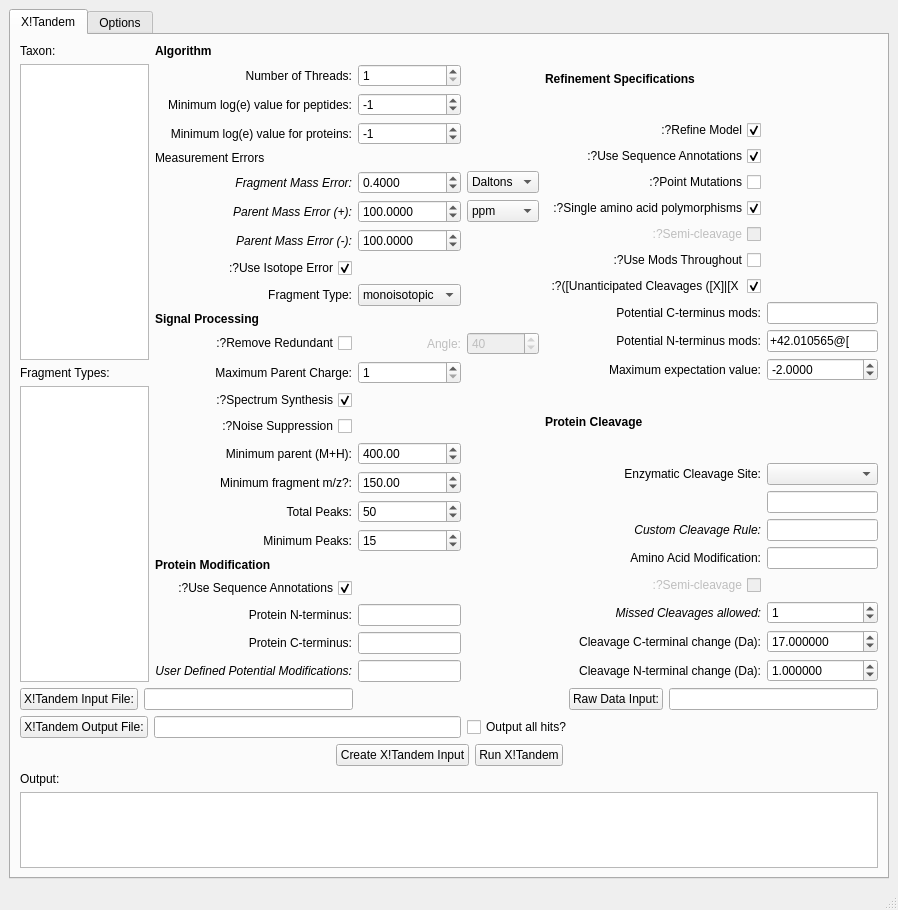
The window that pyXTandem/mainGUI.ui (mfitzp/toolz) describes before a commit, drawn with Qt 5.
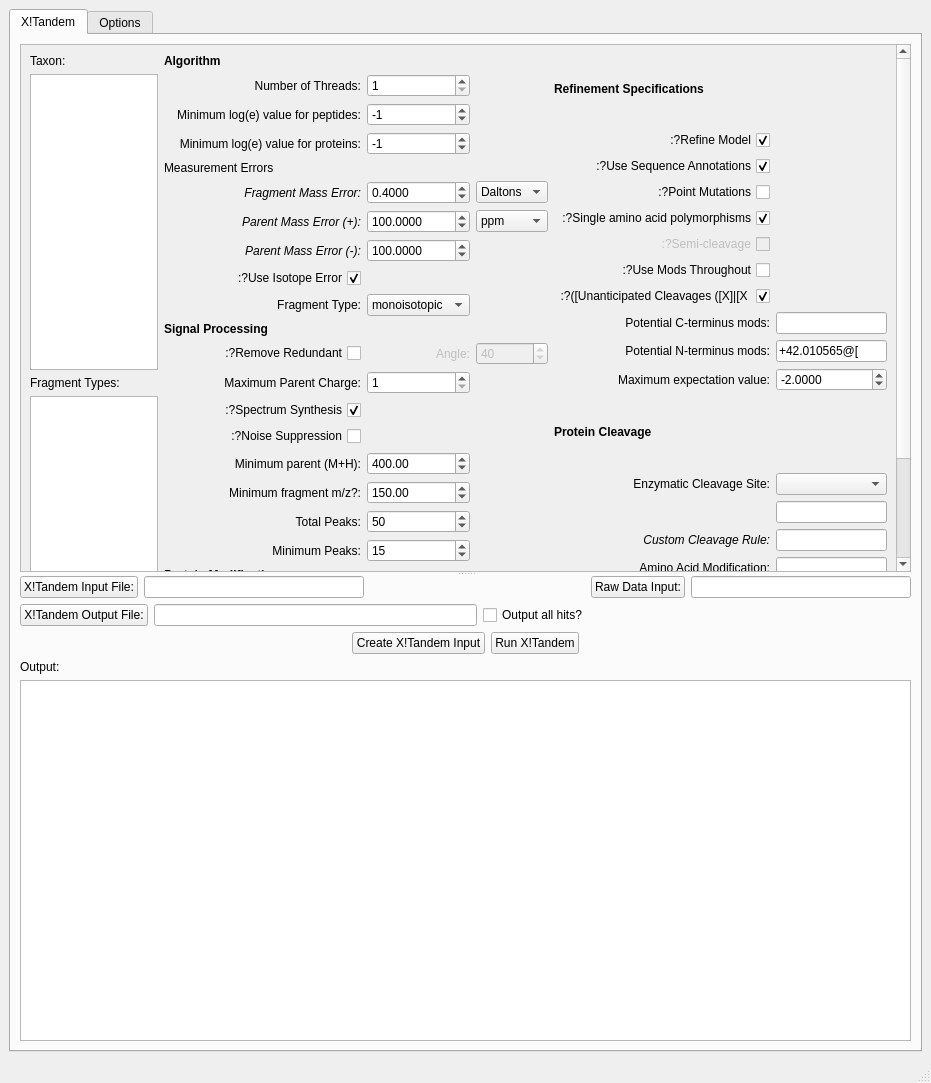
The same window after the commit.

What changed in the file:
```diff
--- a/pyXTandem/mainGUI.ui
+++ b/pyXTandem/mainGUI.ui
@@ -1,12 +1,12 @@
 <ui version="4.0" >
  <class>MainWindow</class>
- <widget class="QMainWindow" name="MainWindow" >
-  <property name="geometry" >
+ <widget class="QMainWindow" name="MainWindow">
+  <property name="geometry">
    <rect>
     <x>0</x>
     <y>0</y>
-    <width>898</width>
-    <height>910</height>
+    <width>931</width>
+    <height>1083</height>
    </rect>
   </property>
   <property name="windowTitle" >
@@ -23,14 +23,33 @@
        <attribute name="title" >
         <string>X!Tandem</string>
        </attribute>
-       <layout class="QVBoxLayout" name="verticalLayout_4" >
-        <item>
-         <layout class="QGridLayout" name="gridLayout_3" >
-          <item rowspan="2" row="0" column="1" >
-           <layout class="QGridLayout" name="gridLayout" >
-            <item row="0" column="0" >
-             <widget class="QLabel" name="label_14" >
-              <property name="font" >
+       <layout class="QGridLayout" name="gridLayout_6">
+        <item row="0" column="0">
+         <widget class="QSplitter" name="splitter">
+          <property name="orientation">
+           <enum>Qt::Vertical</enum>
+          </property>
+          <widget class="QScrollArea" name="scrollArea">
+           <property name="widgetResizable">
+            <bool>true</bool>
+           </property>
+           <widget class="QWidget" name="scrollAreaWidgetContents">
+            <property name="geometry">
+             <rect>
+              <x>0</x>
+              <y>0</y>
+              <width>907</width>
+              <height>760</height>
+             </rect>
+            </property>
+            <layout class="QGridLayout" name="gridLayout_7">
+             <item row="0" column="0">
+              <layout class="QGridLayout" name="gridLayout_3">
+               <item row="0" column="1" rowspan="2">
+                <layout class="QGridLayout" name="gridLayout">
+                 <item row="0" column="0">
+                  <widget class="QLabel" name="label_14">
+                   <property name="font">
                <font>
                 <pointsize>9</pointsize>
                 <weight>75</weight>
@@ -764,12 +783,12 @@
               </property>
              </widget>
             </item>
-            <item row="8" column="1" >
-             <widget class="QLineEdit" name="potenCTermMods_LE" />
-            </item>
-            <item row="14" column="0" >
-             <widget class="QLabel" name="label_27" >
-              <property name="font" >
+                 <item row="8" column="1">
+                  <widget class="QLineEdit" name="potenCTermMods_LE"/>
+                 </item>
+                 <item row="14" column="0">
+                  <widget class="QLabel" name="label_27">
+                   <property name="font">
                <font>
                 <italic>true</italic>
                </font>
@@ -861,12 +880,12 @@
               </property>
              </widget>
             </item>
-            <item row="12" column="1" >
-             <widget class="QComboBox" name="cleaveSite_CB" />
-            </item>
-            <item row="13" column="1" >
-             <widget class="QLineEdit" name="cleaveRule_LE" >
-              <property name="readOnly" >
+                 <item row="12" column="1">
+                  <widget class="QComboBox" name="cleaveSite_CB"/>
+                 </item>
+                 <item row="13" column="1">
+                  <widget class="QLineEdit" name="cleaveRule_LE">
+                   <property name="readOnly">
                <bool>true</bool>
               </property>
              </widget>
@@ -938,6 +957,11 @@
           </item>
          </layout>
         </item>
+            </layout>
+           </widget>
+          </widget>
+          <widget class="QWidget" name="">
+           <layout class="QVBoxLayout" name="verticalLayout_4">
         <item>
          <layout class="QHBoxLayout" name="horizontalLayout_3" >
           <item>
@@ -1079,8 +1103,12 @@
         </item>
        </layout>
       </widget>
-      <widget class="QWidget" name="tab_2" >
-       <attribute name="title" >
+         </widget>
+        </item>
+       </layout>
+      </widget>
+      <widget class="QWidget" name="tab_2">
+       <attribute name="title">
         <string>Options</string>
        </attribute>
        <layout class="QGridLayout" name="gridLayout_4" >
```
Left out of the diff: 832 changed lines with no effect on the pictures. Lines whose indentation alone changed are shown as unchanged.
